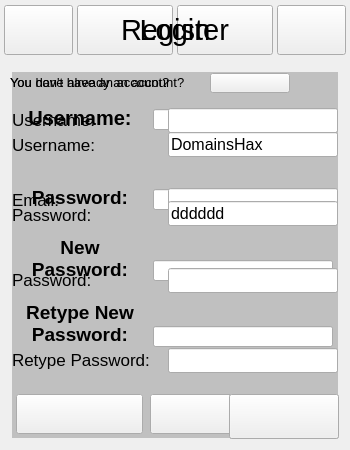
First picture: the form in opencodegames.ui, repository DomainsHax/OpenCodeGames, before the edit.
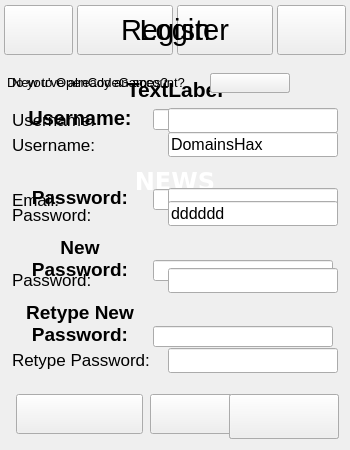
Second picture: the form after the edit. Icons and pictures are not drawn.

What changed in the file:
```diff
--- a/opencodegames.ui
+++ b/opencodegames.ui
@@ -235,6 +235,19 @@
        <set>Qt::LinksAccessibleByMouse|Qt::TextSelectableByMouse</set>
       </property>
      </widget>
+     <widget class="QWidget" name="NewsWidget" native="true">
+      <property name="geometry">
+       <rect>
+        <x>5</x>
+        <y>135</y>
+        <width>330</width>
+        <height>237</height>
+       </rect>
+      </property>
+      <property name="styleSheet">
+       <string notr="true">#PlayCenterWidget{ background-color: #c0c0c0; }</string>
+      </property>
+     </widget>
     </widget>
     <widget class="QWidget" name="PlayCenterWidget" native="true">
      <property name="enabled">
@@ -257,35 +270,8 @@
       </font>
      </property>
      <property name="styleSheet">
-      <string notr="true">#PlayCenterWidget{ background-image: url(:/images/PlayCenterWidget.png); }
-#PlayScrollArea{ border: none; }</string>
+      <string notr="true">#PlayCenterWidget{ background-image: url(:/images/PlayCenterWidget.png); }</string>
      </property>
-     <widget class="QScrollArea" name="PlayScrollArea">
-      <property name="geometry">
-       <rect>
-        <x>7</x>
-        <y>7</y>
-        <width>326</width>
-        <height>366</height>
-       </rect>
-      </property>
-      <property name="styleSheet">
-       <string notr="true">background-color: #c0c0c0;</string>
-      </property>
-      <property name="widgetResizable">
-       <bool>true</bool>
-      </property>
-      <widget class="QWidget" name="PlayScrollAreaWidget">
-       <property name="geometry">
-        <rect>
-         <x>0</x>
-         <y>0</y>
-         <width>326</width>
-         <height>366</height>
-        </rect>
-       </property>
-      </widget>
-     </widget>
     </widget>
     <widget class="QWidget" name="SettingsCenterWidget" native="true">
      <property name="enabled">
@@ -917,7 +903,7 @@
    <widget class="QLabel" name="R_LoginLabel">
     <property name="geometry">
      <rect>
-      <x>10</x>
+      <x>7</x>
       <y>75</y>
       <width>200</width>
       <height>15</height>
@@ -929,7 +915,7 @@
      </font>
     </property>
     <property name="text">
-     <string>You have already an account?</string>
+     <string>Do you've already an account?</string>
     </property>
     <property name="textInteractionFlags">
      <set>Qt::LinksAccessibleByMouse|Qt::TextSelectableByMouse</set>
@@ -1204,7 +1190,7 @@
    <widget class="QLabel" name="L_RegisterLabel">
     <property name="geometry">
      <rect>
-      <x>10</x>
+      <x>12</x>
       <y>75</y>
       <width>190</width>
       <height>15</height>
@@ -1216,7 +1202,10 @@
      </font>
     </property>
     <property name="text">
-     <string>You don't have an account?</string>
+     <string>New to OpenCodeGames?</string>
+    </property>
+    <property name="alignment">
+     <set>Qt::AlignLeading|Qt::AlignLeft|Qt::AlignVCenter</set>
     </property>
     <property name="textInteractionFlags">
      <set>Qt::LinksAccessibleByMouse|Qt::TextSelectableByMouse</set>
```
